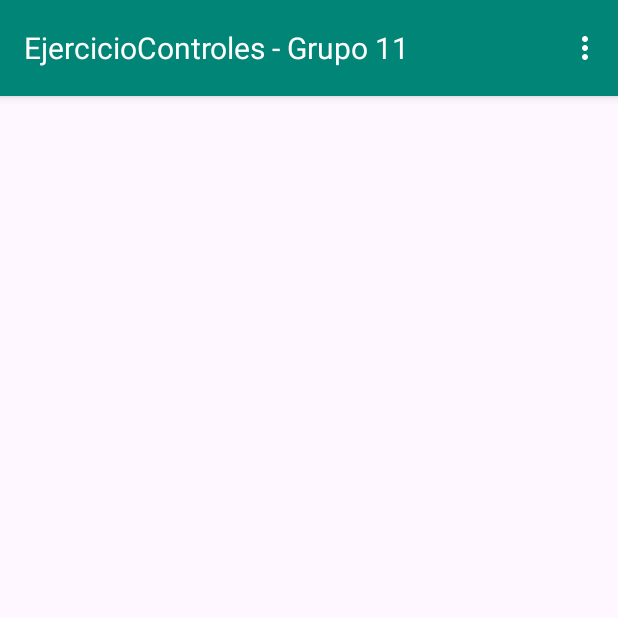
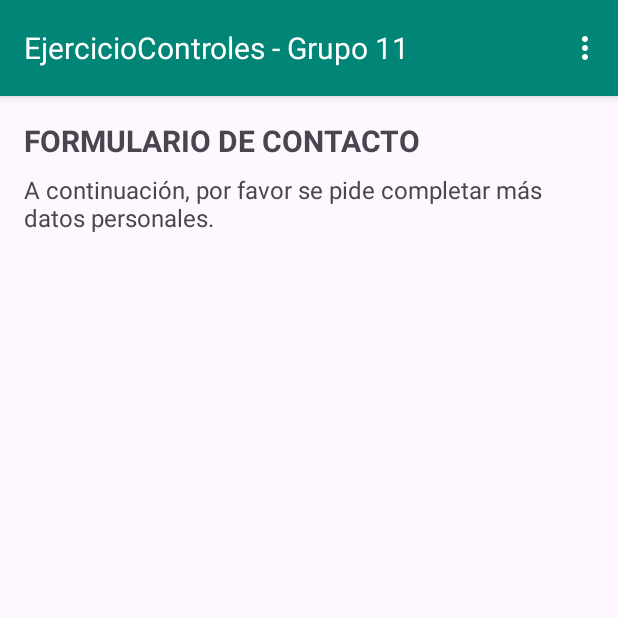
Before and after one commit to Programacion-4-UTN/TP6_GRUPO_11, an Android app: the MasDatosContactoActivity screen opened directly, with no data from a screen before it, on a phone screen of 412 x 824 dp, the top half of it. Run offline under Robolectric (Android 15) with nearby library versions, the phone set to English and light mode, and no system bars.

Commit message:
feat(mas-datos): redesign view with form header instead of entered data

```diff
--- a/app/src/main/res/layout/activity_mas_datos_contacto.xml
+++ b/app/src/main/res/layout/activity_mas_datos_contacto.xml
@@ -5,9 +5,26 @@
     android:fillViewport="true"
     android:padding="16dp">
 
-    <TextView
-        android:id="@+id/tvDatosResumen"
+    <LinearLayout
         android:layout_width="match_parent"
         android:layout_height="wrap_content"
-        android:textSize="16sp" />
+        android:orientation="vertical">
+
+        <!-- Encabezado de la pantalla: pide completar mas datos (no muestra los datos ya ingresados) -->
+        <TextView
+            android:layout_width="match_parent"
+            android:layout_height="wrap_content"
+            android:text="@string/mas_datos_titulo"
+            android:textSize="20sp"
+            android:textStyle="bold" />
+
+        <TextView
+            android:layout_width="match_parent"
+            android:layout_height="wrap_content"
+            android:layout_marginTop="8dp"
+            android:layout_marginBottom="16dp"
+            android:text="@string/mas_datos_subtitulo"
+            android:textSize="16sp" />
+
+    </LinearLayout>
 </ScrollView>
--- a/app/src/main/res/values/strings.xml
+++ b/app/src/main/res/values/strings.xml
@@ -2,4 +2,6 @@
     <string name="app_name">EjercicioControles - Grupo 11</string>
     <string name="menu_agregar_contactos">Agregar contactos</string>
     <string name="menu_listar_contactos">Listado de Contactos</string>
+    <string name="mas_datos_titulo">FORMULARIO DE CONTACTO</string>
+    <string name="mas_datos_subtitulo">A continuación, por favor se pide completar más datos personales.</string>
 </resources>
```
Also changed, not shown: app/src/main/java/com/example/tp6_grupo_11/MasDatosContactoActivity.java (+7 -24 lines).
